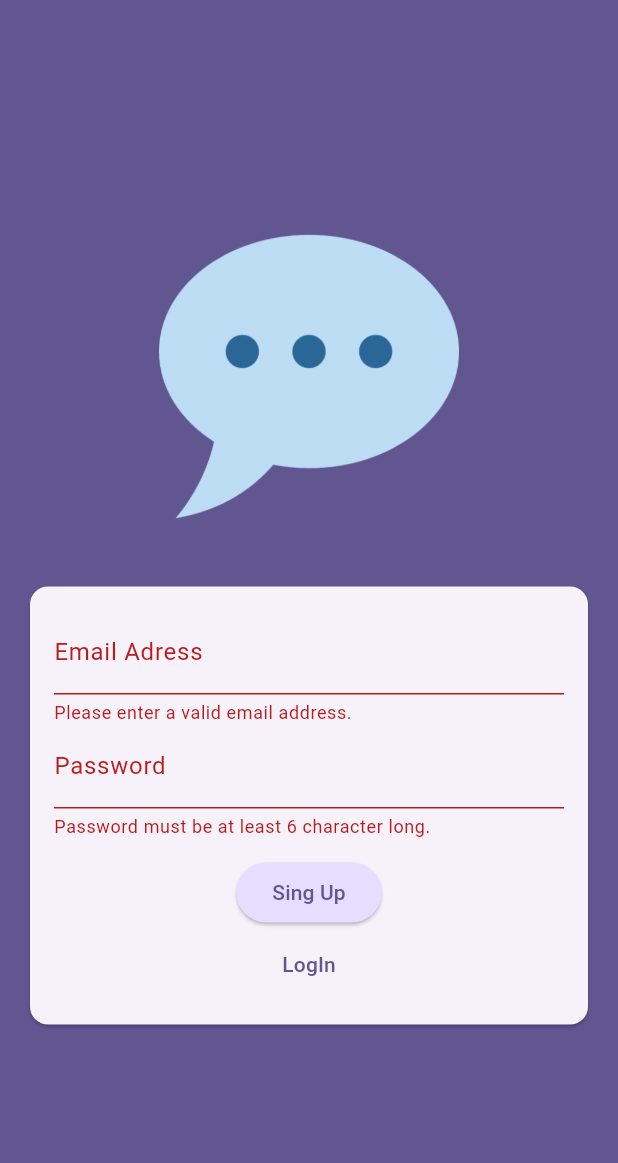
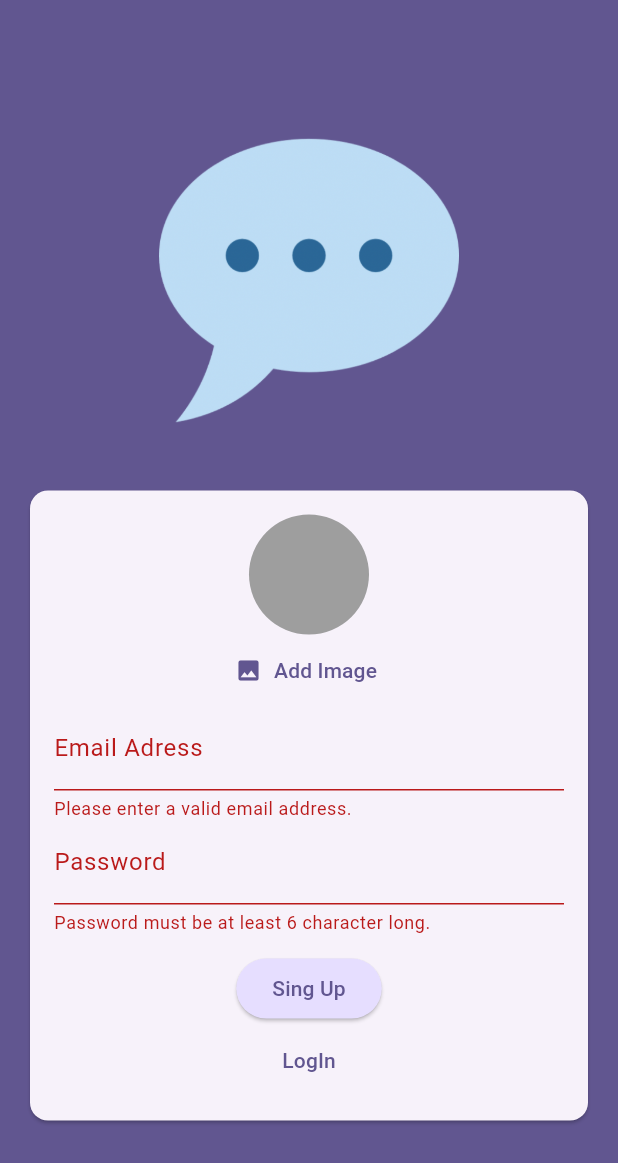
Before and after one commit to arlenavm95/chat_app, a Flutter app: the screen it shows after launch, after a tap on "LogIn", after a tap on "Create an account", on a phone screen of 412 x 824 dp. Shown: the top 1163 px of the screen. Run offline on Flutter 3.47's test engine with Material 3 defaults, Android fonts, the phone set to English and light mode, and no system bars; our stand-ins replace firebase_auth, firebase_core, image_picker; accounts and stored records are empty; generated files the repository leaves out were written again.

Commit message:
Add a user image

```diff
--- a/lib/screens/auth.dart
+++ b/lib/screens/auth.dart
@@ -1,3 +1,4 @@
+import 'package:chat_app/widgets/user_image_picker.dart';
 import 'package:flutter/material.dart';
 import 'package:firebase_auth/firebase_auth.dart';
 
@@ -80,6 +81,7 @@ class _AuthScreenState extends State<AuthScreen> {
                       child: Column(
                         mainAxisSize: MainAxisSize.min,
                         children: [
+                          if (!_isLogin) UserImagePicker(),
                           TextFormField(
                             decoration: const InputDecoration(
                               labelText: 'Email Adress',
--- /dev/null
+++ b/lib/widgets/user_image_picker.dart
@@ -0,0 +1,53 @@
+import 'dart:io';
+
+import 'package:flutter/material.dart';
+import 'package:image_picker/image_picker.dart';
+
+class UserImagePicker extends StatefulWidget {
+  const UserImagePicker({super.key});
+
+  @override
+  State<UserImagePicker> createState() {
+    return _UserImagePickerState();
+  }
+}
+
+class _UserImagePickerState extends State<UserImagePicker> {
+
+  File? _pickedImageFile;
+
+  void _pickerImage () async {
+    final pickedImage = await ImagePicker().pickImage(source: ImageSource.camera, imageQuality: 50, maxWidth: 150,);
+
+    if(pickedImage == null) {
+      return;
+    }
+
+    setState (() {
+      _pickedImageFile = File(pickedImage.path);
+    });
+
+  }
+
+
+  @override
+  Widget build(BuildContext context) {
+    return Column(
+      children: [
+        CircleAvatar(
+          radius: 40,
+          backgroundColor: Colors.grey,
+          foregroundImage: _pickedImageFile != null ? FileImage(_pickedImageFile!) : null,
+        ),
+        TextButton.icon(
+          onPressed: _pickerImage,
+          icon: const Icon(Icons.image),
+          label: Text(
+            'Add Image',
+            style: TextStyle(color: Theme.of(context).colorScheme.primary),
+          ),
+        ),
+      ],
+    );
+  }
+}
```
